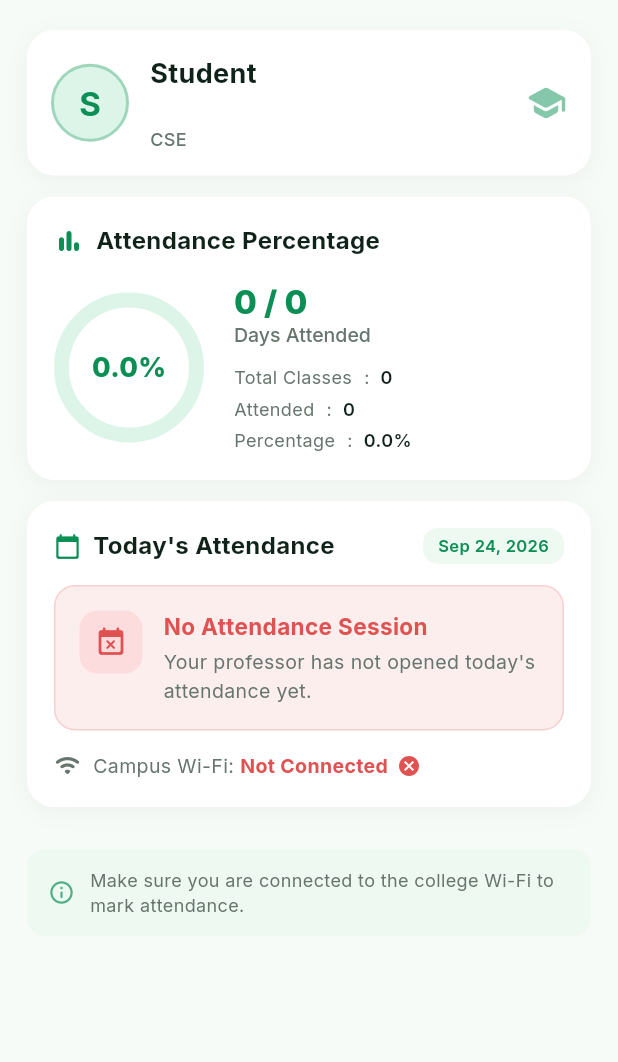
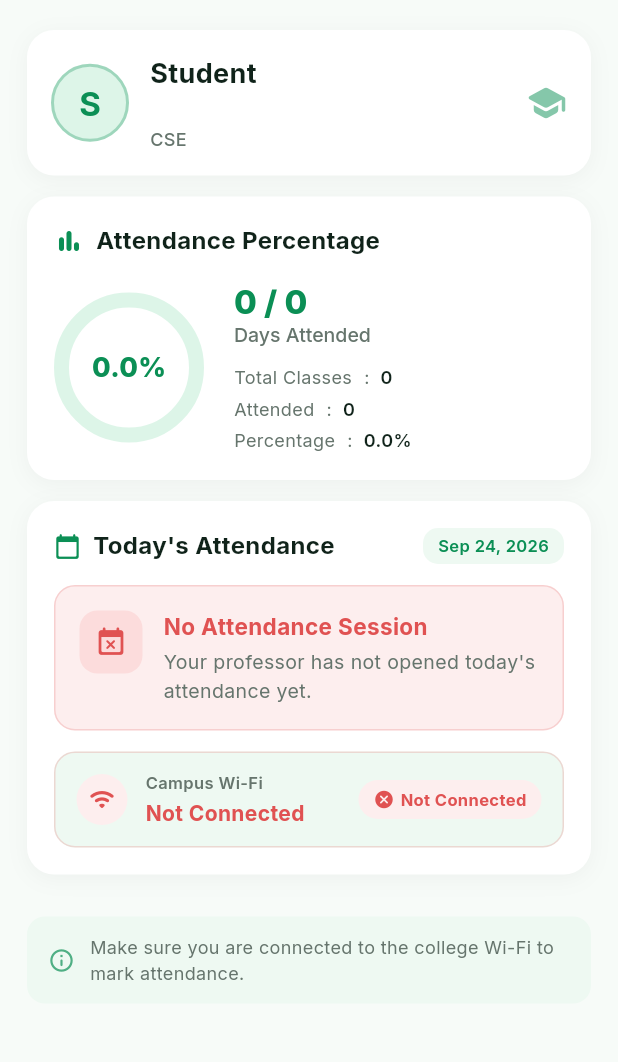
Before and after one commit to Hariharan477/Elite-Attendance-Portal, a Flutter app: the StudentDashboardScreen screen opened directly, on a phone screen of 412 x 824 dp, the part 84-1146 px from its top. Run offline on Flutter 3.47's test engine with Material 3 defaults, Android fonts, the phone set to English and light mode, and no system bars; our stand-ins replace flutter_secure_storage, google_fonts, google_sign_in, permission_handler; missing offline and left inert: network_info_plus; accounts and stored records are empty; network calls fail.

Commit message:
feat(mobile): display real Wi-Fi SSID with ellipsis truncation and status badge in student dashboard

```diff
--- a/mobile_app/lib/screens/student_dashboard_screen.dart
+++ b/mobile_app/lib/screens/student_dashboard_screen.dart
@@ -860,38 +860,92 @@ class _StudentDashboardScreenState extends State<StudentDashboardScreen> {
   // WI-FI STATUS ROW
   // ━━━━━━━━━━━━━━━━━━━━━━━━━━━━━━━━━━━━━━━━━━━━
   Widget _buildWifiStatusRow() {
-    final isConnected = _currentPhoneSsid != 'Scanning...' &&
+    final bool isConnected = _currentPhoneSsid != 'Scanning...' &&
         _currentPhoneSsid != 'Disconnected' &&
         _currentPhoneSsid != '<unknown ssid>' &&
-        _currentPhoneSsid.isNotEmpty;
+        _currentPhoneSsid.trim().isNotEmpty;
 
-    return Row(
+    final String displaySsid = isConnected ? _currentPhoneSsid : 'Not Connected';
+
+    return Container(
+      padding: const EdgeInsets.symmetric(horizontal: 14, vertical: 12),
+      decoration: BoxDecoration(
+        color: _paleGreen,
+        borderRadius: BorderRadius.circular(14),
+        border: Border.all(
+          color: isConnected ? _primaryGreen.withValues(alpha: 0.2) : _errorColor.withValues(alpha: 0.2),
+        ),
+      ),
+      child: Row(
         children: [
-        Icon(
+          Container(
+            padding: const EdgeInsets.all(8),
+            decoration: BoxDecoration(
+              color: isConnected ? _lightGreen : const Color(0xFFFDEEEE),
+              shape: BoxShape.circle,
+            ),
+            child: Icon(
               Icons.wifi_rounded,
-          color: isConnected ? _successColor : _textSecondary,
+              color: isConnected ? _primaryGreen : _errorColor,
               size: 18,
             ),
-        const SizedBox(width: 8),
+          ),
+          const SizedBox(width: 12),
+          Expanded(
+            child: Column(
+              crossAxisAlignment: CrossAxisAlignment.start,
+              children: [
                 Text(
-          'Campus Wi-Fi: ',
-          style: GoogleFonts.inter(fontSize: 13, color: _textSecondary),
+                  'Campus Wi-Fi',
+                  style: GoogleFonts.inter(
+                    fontSize: 11,
+                    fontWeight: FontWeight.w600,
+                    color: _textSecondary,
                   ),
+                ),
+                const SizedBox(height: 2),
                 Text(
-          isConnected ? 'Connected' : 'Not Connected',
+                  displaySsid,
+                  maxLines: 1,
+                  overflow: TextOverflow.ellipsis,
                   style: GoogleFonts.inter(
-            fontSize: 13,
+                    fontSize: 14,
                     fontWeight: FontWeight.w700,
                     color: isConnected ? _textPrimary : _errorColor,
                   ),
                 ),
-        const SizedBox(width: 6),
+              ],
+            ),
+          ),
+          const SizedBox(width: 8),
+          Container(
+            padding: const EdgeInsets.symmetric(horizontal: 10, vertical: 5),
+            decoration: BoxDecoration(
+              color: isConnected ? _lightGreen : const Color(0xFFFDEEEE),
+              borderRadius: BorderRadius.circular(20),
+            ),
+            child: Row(
+              mainAxisSize: MainAxisSize.min,
+              children: [
                 Icon(
-          isConnected ? Icons.check_circle : Icons.cancel,
+                  isConnected ? Icons.check_circle_rounded : Icons.cancel_rounded,
                   color: isConnected ? _successColor : _errorColor,
-          size: 16,
+                  size: 14,
+                ),
+                const SizedBox(width: 4),
+                Text(
+                  isConnected ? 'Connected' : 'Not Connected',
+                  style: GoogleFonts.inter(
+                    fontSize: 11,
+                    fontWeight: FontWeight.w700,
+                    color: isConnected ? _successColor : _errorColor,
+                  ),
                 ),
               ],
+            ),
+          ),
+        ],
+      ),
     );
   }
 
```
Lines whose indentation alone changed are shown as unchanged.
